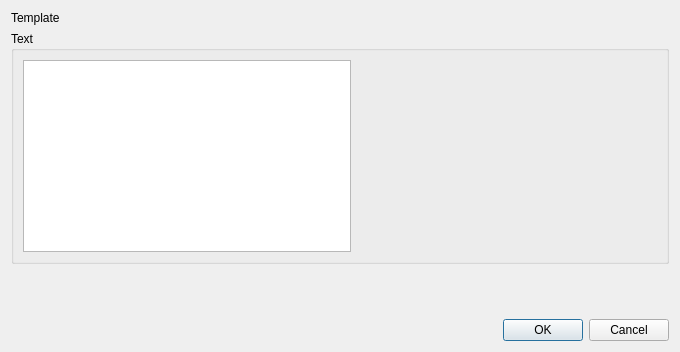
KDE/kdenlive, file src/ui/templateclip_ui.ui: the form before one commit.
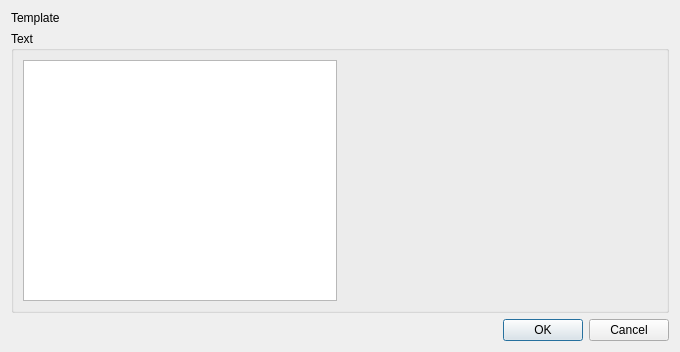
The form after the commit. Custom widgets are drawn as their Qt base class.

Commit message:
Scale TitleTemplateDialog preview with the window
Removed the spacer below the textbox+preview so that the preview scales vertically.
Set the preview horizontal size policy to MinimumExpanding so it's not fixed to 200px wide.

The edit to the form file:
```diff
--- a/src/ui/templateclip_ui.ui
+++ b/src/ui/templateclip_ui.ui
@@ -39,6 +39,12 @@
       </item>
       <item row="0" column="1">
        <widget class="QLabel" name="preview">
+        <property name="sizePolicy">
+         <sizepolicy hsizetype="MinimumExpanding" vsizetype="Preferred">
+          <horstretch>0</horstretch>
+          <verstretch>0</verstretch>
+         </sizepolicy>
+        </property>
         <property name="minimumSize">
          <size>
           <width>300</width>
@@ -54,19 +60,6 @@
     </widget>
    </item>
    <item row="2" column="2">
-    <spacer name="verticalSpacer">
-     <property name="orientation">
-      <enum>Qt::Vertical</enum>
-     </property>
-     <property name="sizeHint" stdset="0">
-      <size>
-       <width>20</width>
-       <height>28</height>
-      </size>
-     </property>
-    </spacer>
-   </item>
-   <item row="3" column="2">
     <widget class="QDialogButtonBox" name="buttonBox">
      <property name="orientation">
       <enum>Qt::Horizontal</enum>
```
The commit also changes 2 other files.
